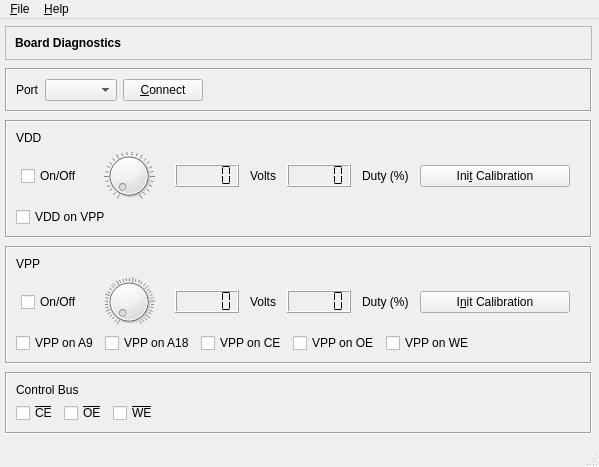
Before: the Qt Designer form software/usbflashprog/diag/diagwindow.ui in robsonsmartins/usbflashprog, drawn with Qt 5.
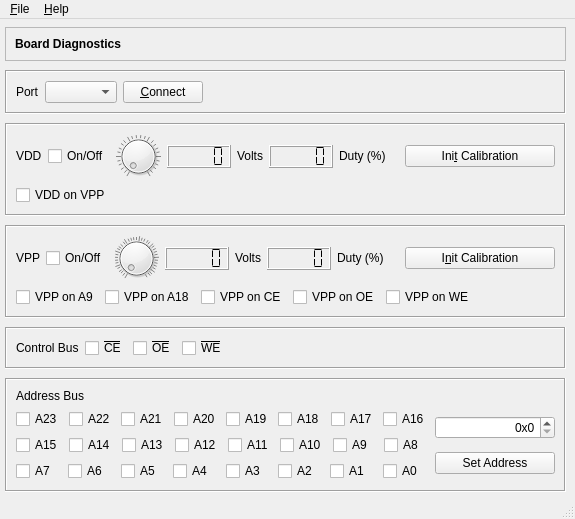
After: the same form once the commit is applied. Icons and pictures are not drawn.

Commit message: Rev.F. Update GUI

Diff of the .ui file:
```diff
--- a/software/usbflashprog/diag/diagwindow.ui
+++ b/software/usbflashprog/diag/diagwindow.ui
@@ -6,8 +6,8 @@
    <rect>
     <x>0</x>
     <y>0</y>
-    <width>599</width>
-    <height>467</height>
+    <width>575</width>
+    <height>519</height>
    </rect>
   </property>
   <property name="windowTitle">
@@ -23,8 +23,8 @@
      <rect>
       <x>5</x>
       <y>5</y>
-      <width>587</width>
-      <height>416</height>
+      <width>561</width>
+      <height>471</height>
      </rect>
     </property>
     <layout class="QVBoxLayout" name="verticalLayout_3">
@@ -135,22 +135,24 @@
         <item>
          <layout class="QVBoxLayout" name="verticalLayout">
           <item>
-           <layout class="QHBoxLayout" name="horizontalLayout_3">
+           <layout class="QHBoxLayout" name="horizontalLayoutVdd">
             <item>
              <widget class="QLabel" name="labelVdd">
+              <property name="sizePolicy">
+               <sizepolicy hsizetype="Minimum" vsizetype="Fixed">
+                <horstretch>0</horstretch>
+                <verstretch>0</verstretch>
+               </sizepolicy>
+              </property>
               <property name="text">
                <string>VDD</string>
               </property>
              </widget>
             </item>
-           </layout>
-          </item>
-          <item>
-           <layout class="QHBoxLayout" name="horizontalLayoutVdd">
             <item>
              <widget class="QCheckBox" name="checkBoxVddCtrl">
               <property name="sizePolicy">
-               <sizepolicy hsizetype="Fixed" vsizetype="Fixed">
+               <sizepolicy hsizetype="Minimum" vsizetype="Fixed">
                 <horstretch>0</horstretch>
                 <verstretch>0</verstretch>
                </sizepolicy>
@@ -163,15 +165,15 @@
             <item>
              <widget class="QDial" name="dialVdd">
               <property name="sizePolicy">
-               <sizepolicy hsizetype="Fixed" vsizetype="Preferred">
+               <sizepolicy hsizetype="Fixed" vsizetype="Fixed">
                 <horstretch>0</horstretch>
                 <verstretch>0</verstretch>
                </sizepolicy>
               </property>
               <property name="maximumSize">
                <size>
-                <width>70</width>
-                <height>16777215</height>
+                <width>45</width>
+                <height>45</height>
                </size>
               </property>
               <property name="maximum">
@@ -209,7 +211,7 @@
             <item>
              <widget class="QLCDNumber" name="lcdNumberVdd">
               <property name="sizePolicy">
-               <sizepolicy hsizetype="Fixed" vsizetype="Fixed">
+               <sizepolicy hsizetype="Minimum" vsizetype="Fixed">
                 <horstretch>0</horstretch>
                 <verstretch>0</verstretch>
                </sizepolicy>
@@ -228,7 +230,7 @@
             <item>
              <widget class="QLabel" name="labelVddVolts">
               <property name="sizePolicy">
-               <sizepolicy hsizetype="Fixed" vsizetype="Preferred">
+               <sizepolicy hsizetype="Minimum" vsizetype="Fixed">
                 <horstretch>0</horstretch>
                 <verstretch>0</verstretch>
                </sizepolicy>
@@ -241,7 +243,7 @@
             <item>
              <widget class="QLCDNumber" name="lcdNumberVddDuty">
               <property name="sizePolicy">
-               <sizepolicy hsizetype="Fixed" vsizetype="Fixed">
+               <sizepolicy hsizetype="Minimum" vsizetype="Fixed">
                 <horstretch>0</horstretch>
                 <verstretch>0</verstretch>
                </sizepolicy>
@@ -254,7 +256,7 @@
             <item>
              <widget class="QLabel" name="labelVddDuty">
               <property name="sizePolicy">
-               <sizepolicy hsizetype="Fixed" vsizetype="Preferred">
+               <sizepolicy hsizetype="Minimum" vsizetype="Fixed">
                 <horstretch>0</horstretch>
                 <verstretch>0</verstretch>
                </sizepolicy>
@@ -264,6 +266,19 @@
               </property>
              </widget>
             </item>
+            <item>
+             <spacer name="horizontalSpacer_2">
+              <property name="orientation">
+               <enum>Qt::Horizontal</enum>
+              </property>
+              <property name="sizeHint" stdset="0">
+               <size>
+                <width>40</width>
+                <height>20</height>
+               </size>
+              </property>
+             </spacer>
+            </item>
             <item>
              <widget class="QPushButton" name="pushButtonVddInitCal">
               <property name="sizePolicy">
@@ -336,22 +351,24 @@
         <item>
          <layout class="QVBoxLayout" name="verticalLayout_2">
           <item>
-           <layout class="QHBoxLayout" name="horizontalLayout_2">
+           <layout class="QHBoxLayout" name="horizontalLayoutVpp">
             <item>
              <widget class="QLabel" name="labelVpp">
+              <property name="sizePolicy">
+               <sizepolicy hsizetype="Minimum" vsizetype="Fixed">
+                <horstretch>0</horstretch>
+                <verstretch>0</verstretch>
+               </sizepolicy>
+              </property>
               <property name="text">
                <string>VPP</string>
               </property>
              </widget>
             </item>
-           </layout>
-          </item>
-          <item>
-           <layout class="QHBoxLayout" name="horizontalLayoutVpp">
             <item>
              <widget class="QCheckBox" name="checkBoxVppCtrl">
               <property name="sizePolicy">
-               <sizepolicy hsizetype="Fixed" vsizetype="Fixed">
+               <sizepolicy hsizetype="Minimum" vsizetype="Fixed">
                 <horstretch>0</horstretch>
                 <verstretch>0</verstretch>
                </sizepolicy>
@@ -364,15 +381,15 @@
             <item>
              <widget class="QDial" name="dialVpp">
               <property name="sizePolicy">
-               <sizepolicy hsizetype="Fixed" vsizetype="Preferred">
+               <sizepolicy hsizetype="Fixed" vsizetype="Fixed">
                 <horstretch>0</horstretch>
                 <verstretch>0</verstretch>
                </sizepolicy>
               </property>
               <property name="maximumSize">
                <size>
-                <width>70</width>
-                <height>16777215</height>
+                <width>45</width>
+                <height>45</height>
                </size>
               </property>
               <property name="maximum">
@@ -407,7 +424,7 @@
             <item>
              <widget class="QLCDNumber" name="lcdNumberVpp">
               <property name="sizePolicy">
-               <sizepolicy hsizetype="Fixed" vsizetype="Fixed">
+               <sizepolicy hsizetype="Minimum" vsizetype="Fixed">
                 <horstretch>0</horstretch>
                 <verstretch>0</verstretch>
                </sizepolicy>
@@ -420,7 +437,7 @@
             <item>
              <widget class="QLabel" name="labelVppVolts">
               <property name="sizePolicy">
-               <sizepolicy hsizetype="Fixed" vsizetype="Preferred">
+               <sizepolicy hsizetype="Minimum" vsizetype="Fixed">
                 <horstretch>0</horstretch>
                 <verstretch>0</verstretch>
                </sizepolicy>
@@ -433,7 +450,7 @@
             <item>
              <widget class="QLCDNumber" name="lcdNumberVppDuty">
               <property name="sizePolicy">
-               <sizepolicy hsizetype="Fixed" vsizetype="Fixed">
+               <sizepolicy hsizetype="Minimum" vsizetype="Fixed">
                 <horstretch>0</horstretch>
                 <verstretch>0</verstretch>
                </sizepolicy>
@@ -446,7 +463,7 @@
             <item>
              <widget class="QLabel" name="labelVppDuty">
               <property name="sizePolicy">
-               <sizepolicy hsizetype="Fixed" vsizetype="Preferred">
+               <sizepolicy hsizetype="Minimum" vsizetype="Fixed">
                 <horstretch>0</horstretch>
                 <verstretch>0</verstretch>
                </sizepolicy>
@@ -456,6 +473,19 @@
               </property>
              </widget>
             </item>
+            <item>
+             <spacer name="horizontalSpacer">
+              <property name="orientation">
+               <enum>Qt::Horizontal</enum>
+              </property>
+              <property name="sizeHint" stdset="0">
+               <size>
+                <width>40</width>
+                <height>20</height>
+               </size>
+              </property>
+             </spacer>
+            </item>
             <item>
              <widget class="QPushButton" name="pushButtonVppInitCal">
               <property name="sizePolicy">
@@ -551,15 +581,21 @@
        <layout class="QVBoxLayout" name="verticalLayout_5">
         <item>
          <layout class="QVBoxLayout" name="verticalLayout_4">
-          <item>
-           <widget class="QLabel" name="labelBusCtrl">
-            <property name="text">
-             <string>Control Bus</string>
-            </property>
-           </widget>
-          </item>
           <item>
            <layout class="QHBoxLayout" name="horizontalLayout_8">
+            <item>
+             <widget class="QLabel" name="labelBusCtrl">
+              <property name="sizePolicy">
+               <sizepolicy hsizetype="Minimum" vsizetype="Fixed">
+                <horstretch>0</horstretch>
+                <verstretch>0</verstretch>
+               </sizepolicy>
+              </property>
+              <property name="text">
+               <string>Control Bus</string>
+              </property>
+             </widget>
+            </item>
             <item>
              <widget class="QCheckBox" name="checkBoxCE">
               <property name="styleSheet">
@@ -610,6 +646,461 @@
        </layout>
       </widget>
      </item>
+     <item>
+      <widget class="QFrame" name="frameBusAddr">
+       <property name="sizePolicy">
+        <sizepolicy hsizetype="Preferred" vsizetype="Fixed">
+         <horstretch>0</horstretch>
+         <verstretch>0</verstretch>
+        </sizepolicy>
+       </property>
+       <property name="frameShape">
+        <enum>QFrame::Box</enum>
+       </property>
+       <property name="frameShadow">
+        <enum>QFrame::Sunken</enum>
+       </property>
+       <layout class="QHBoxLayout" name="horizontalLayout_11">
+        <item>
+         <layout class="QVBoxLayout" name="verticalLayout_8">
+          <item>
+           <widget class="QLabel" name="labelBusAddr">
+            <property name="sizePolicy">
+             <sizepolicy hsizetype="Minimum" vsizetype="Fixed">
+              <horstretch>0</horstretch>
+              <verstretch>0</verstretch>
+             </sizepolicy>
+            </property>
+            <property name="text">
+             <string>Address Bus</string>
+            </property>
+           </widget>
+          </item>
+          <item>
+           <layout class="QHBoxLayout" name="horizontalLayout_10">
+            <item>
+             <layout class="QVBoxLayout" name="verticalLayout_6">
+              <item>
+               <layout class="QHBoxLayout" name="horizontalLayout_2">
+                <item>
+                 <widget class="QCheckBox" name="checkBoxA23">
+                  <property name="sizePolicy">
+                   <sizepolicy hsizetype="Minimum" vsizetype="Fixed">
+                    <horstretch>0</horstretch>
+                    <verstretch>0</verstretch>
+                   </sizepolicy>
+                  </property>
+                  <property name="text">
+                   <string>A23</string>
+                  </property>
+                 </widget>
+                </item>
+                <item>
+                 <widget class="QCheckBox" name="checkBoxA22">
+                  <property name="sizePolicy">
+                   <sizepolicy hsizetype="Minimum" vsizetype="Fixed">
+                    <horstretch>0</horstretch>
+                    <verstretch>0</verstretch>
+                   </sizepolicy>
+                  </property>
+                  <property name="text">
+                   <string>A22</string>
+                  </property>
+                 </widget>
+                </item>
+                <item>
+                 <widget class="QCheckBox" name="checkBoxA21">
+                  <property name="sizePolicy">
+                   <sizepolicy hsizetype="Minimum" vsizetype="Fixed">
+                    <horstretch>0</horstretch>
+                    <verstretch>0</verstretch>
+                   </sizepolicy>
+                  </property>
+                  <property name="text">
+                   <string>A21</string>
+                  </property>
+                 </widget>
+                </item>
+                <item>
+                 <widget class="QCheckBox" name="checkBoxA20">
+                  <property name="sizePolicy">
+                   <sizepolicy hsizetype="Minimum" vsizetype="Fixed">
+                    <horstretch>0</horstretch>
+                    <verstretch>0</verstretch>
+                   </sizepolicy>
+                  </property>
+                  <property name="text">
+                   <string>A20</string>
+                  </property>
+                 </widget>
+                </item>
+                <item>
+                 <widget class="QCheckBox" name="checkBoxA19">
+                  <property name="sizePolicy">
+                   <sizepolicy hsizetype="Minimum" vsizetype="Fixed">
+                    <horstretch>0</horstretch>
+                    <verstretch>0</verstretch>
+                   </sizepolicy>
+                  </property>
+                  <property name="text">
+                   <string>A19</string>
+                  </property>
+                 </widget>
+                </item>
+                <item>
+                 <widget class="QCheckBox" name="checkBoxA18">
+                  <property name="sizePolicy">
+                   <sizepolicy hsizetype="Minimum" vsizetype="Fixed">
+                    <horstretch>0</horstretch>
+                    <verstretch>0</verstretch>
+                   </sizepolicy>
+                  </property>
+                  <property name="text">
+                   <string>A18</string>
+                  </property>
+                 </widget>
+                </item>
+                <item>
+                 <widget class="QCheckBox" name="checkBoxA17">
+                  <property name="sizePolicy">
+                   <sizepolicy hsizetype="Minimum" vsizetype="Fixed">
+                    <horstretch>0</horstretch>
+                    <verstretch>0</verstretch>
+                   </sizepolicy>
+                  </property>
+                  <property name="text">
+                   <string>A17</string>
+                  </property>
+                 </widget>
+                </item>
+                <item>
+                 <widget class="QCheckBox" name="checkBoxA16">
+                  <property name="sizePolicy">
+                   <sizepolicy hsizetype="Minimum" vsizetype="Fixed">
+                    <horstretch>0</horstretch>
+                    <verstretch>0</verstretch>
+                   </sizepolicy>
+                  </property>
+                  <property name="text">
+                   <string>A16</string>
+                  </property>
+                 </widget>
+                </item>
+               </layout>
+              </item>
+              <item>
+               <layout class="QHBoxLayout" name="horizontalLayout_3">
+                <item>
+                 <widget class="QCheckBox" name="checkBoxA15">
+                  <property name="sizePolicy">
+                   <sizepolicy hsizetype="Minimum" vsizetype="Fixed">
+                    <horstretch>0</horstretch>
+                    <verstretch>0</verstretch>
+                   </sizepolicy>
+                  </property>
+                  <property name="text">
+                   <string>A15</string>
+                  </property>
+                 </widget>
+                </item>
+                <item>
+                 <widget class="QCheckBox" name="checkBoxA14">
+                  <property name="sizePolicy">
+                   <sizepolicy hsizetype="Minimum" vsizetype="Fixed">
+                    <horstretch>0</horstretch>
+                    <verstretch>0</verstretch>
+                   </sizepolicy>
+                  </property>
+                  <property name="text">
+                   <string>A14</string>
+                  </property>
+                 </widget>
+                </item>
+                <item>
+                 <widget class="QCheckBox" name="checkBoxA13">
+                  <property name="sizePolicy">
+                   <sizepolicy hsizetype="Minimum" vsizetype="Fixed">
+                    <horstretch>0</horstretch>
+                    <verstretch>0</verstretch>
+                   </sizepolicy>
+                  </property>
+                  <property name="text">
+                   <string>A13</string>
+                  </property>
+                 </widget>
+                </item>
+                <item>
+                 <widget class="QCheckBox" name="checkBoxA12">
+                  <property name="sizePolicy">
+                   <sizepolicy hsizetype="Minimum" vsizetype="Fixed">
+                    <horstretch>0</horstretch>
+                    <verstretch>0</verstretch>
+                   </sizepolicy>
+                  </property>
+                  <property name="text">
+                   <string>A12</string>
+                  </property>
+                 </widget>
+                </item>
+                <item>
+                 <widget class="QCheckBox" name="checkBoxA11">
+                  <property name="sizePolicy">
+                   <sizepolicy hsizetype="Minimum" vsizetype="Fixed">
+                    <horstretch>0</horstretch>
+                    <verstretch>0</verstretch>
+                   </sizepolicy>
+                  </property>
+                  <property name="text">
+                   <string>A11</string>
+                  </property>
+                 </widget>
+                </item>
+                <item>
+                 <widget class="QCheckBox" name="checkBoxA10">
+                  <property name="sizePolicy">
+                   <sizepolicy hsizetype="Minimum" vsizetype="Fixed">
+                    <horstretch>0</horstretch>
+                    <verstretch>0</verstretch>
+                   </sizepolicy>
+                  </property>
+                  <property name="text">
+                   <string>A10</string>
+                  </property>
+                 </widget>
+                </item>
+                <item>
+                 <widget class="QCheckBox" name="checkBoxA9">
+                  <property name="sizePolicy">
+                   <sizepolicy hsizetype="Minimum" vsizetype="Fixed">
+                    <horstretch>0</horstretch>
+                    <verstretch>0</verstretch>
+                   </sizepolicy>
+                  </property>
+                  <property name="text">
+                   <string>A9</string>
+                  </property>
+                 </widget>
+                </item>
+                <item>
+                 <widget class="QCheckBox" name="checkBoxA8">
+                  <property name="sizePolicy">
+                   <sizepolicy hsizetype="Minimum" vsizetype="Fixed">
+                    <horstretch>0</horstretch>
+                    <verstretch>0</verstretch>
+                   </sizepolicy>
+                  </property>
+                  <property name="text">
+                   <string>A8</string>
+                  </property>
+                 </widget>
+                </item>
+               </layout>
+              </item>
+              <item>
+               <layout class="QHBoxLayout" name="horizontalLayout_9">
+                <item>
+                 <widget class="QCheckBox" name="checkBoxA7">
+                  <property name="sizePolicy">
+                   <sizepolicy hsizetype="Minimum" vsizetype="Fixed">
+                    <horstretch>0</horstretch>
+                    <verstretch>0</verstretch>
+                   </sizepolicy>
+                  </property>
+                  <property name="text">
+                   <string>A7</string>
+                  </property>
+                 </widget>
+                </item>
+                <item>
+                 <widget class="QCheckBox" name="checkBoxA6">
+                  <property name="sizePolicy">
+                   <sizepolicy hsizetype="Minimum" vsizetype="Fixed">
+                    <horstretch>0</horstretch>
+                    <verstretch>0</verstretch>
+                   </sizepolicy>
+                  </property>
+                  <property name="text">
+                   <string>A6</string>
+                  </property>
+                 </widget>
+                </item>
+                <item>
+                 <widget class="QCheckBox" name="checkBoxA5">
+                  <property name="sizePolicy">
+                   <sizepolicy hsizetype="Minimum" vsizetype="Fixed">
+                    <horstretch>0</horstretch>
+                    <verstretch>0</verstretch>
+                   </sizepolicy>
+                  </property>
+                  <property name="text">
+                   <string>A5</string>
+                  </property>
+                 </widget>
+                </item>
+                <item>
+                 <widget class="QCheckBox" name="checkBoxA4">
+                  <property name="sizePolicy">
+                   <sizepolicy hsizetype="Minimum" vsizetype="Fixed">
+                    <horstretch>0</horstretch>
+                    <verstretch>0</verstretch>
+                   </sizepolicy>
+                  </property>
+                  <property name="text">
+                   <string>A4</string>
+                  </property>
+                 </widget>
+                </item>
+                <item>
+                 <widget class="QCheckBox" name="checkBoxA3">
+                  <property name="sizePolicy">
+                   <sizepolicy hsizetype="Minimum" vsizetype="Fixed">
+                    <horstretch>0</horstretch>
+                    <verstretch>0</verstretch>
+                   </sizepolicy>
+                  </property>
+                  <property name="text">
+                   <string>A3</string>
+                  </property>
+                 </widget>
+                </item>
+                <item>
+                 <widget class="QCheckBox" name="checkBoxA2">
+                  <property name="sizePolicy">
+                   <sizepolicy hsizetype="Minimum" vsizetype="Fixed">
+                    <horstretch>0</horstretch>
+                    <verstretch>0</verstretch>
+                   </sizepolicy>
+                  </property>
+                  <property name="text">
+                   <string>A2</string>
+                  </property>
+                 </widget>
+                </item>
+                <item>
+                 <widget class="QCheckBox" name="checkBoxA1">
+                  <property name="sizePolicy">
+                   <sizepolicy hsizetype="Minimum" vsizetype="Fixed">
+                    <horstretch>0</horstretch>
+                    <verstretch>0</verstretch>
+                   </sizepolicy>
+                  </property>
+                  <property name="text">
+                   <string>A1</string>
+                  </property>
+                 </widget>
+                </item>
+                <item>
+                 <widget class="QCheckBox" name="checkBoxA0">
+                  <property name="sizePolicy">
+                   <sizepolicy hsizetype="Minimum" vsizetype="Fixed">
+                    <horstretch>0</horstretch>
+                    <verstretch>0</verstretch>
+                   </sizepolicy>
+                  </property>
+                  <property name="text">
+                   <string>A0</string>
+                  </property>
+                 </widget>
+                </item>
+               </layout>
+              </item>
+             </layout>
+            </item>
+            <item>
+             <spacer name="horizontalSpacer_6">
+              <property name="orientation">
+               <enum>Qt::Horizontal</enum>
+              </property>
+              <property name="sizeHint" stdset="0">
+               <size>
+                <width>40</width>
+                <height>20</height>
+               </size>
+              </property>
+             </spacer>
+            </item>
+            <item>
+             <layout class="QVBoxLayout" name="verticalLayout_7">
+              <item>
+               <widget class="QSpinBox" name="spinBoxAddr">
+                <property name="sizePolicy">
+                 <sizepolicy hsizetype="Fixed" vsizetype="Fixed">
+                  <horstretch>0</horstretch>
+                  <verstretch>0</verstretch>
+                 </sizepolicy>
+                </property>
+                <property name="minimumSize">
+                 <size>
+                  <width>120</width>
+                  <height>0</height>
+                 </size>
+                </property>
+                <property name="wrapping">
+                 <bool>false</bool>
+                </property>
+                <property name="frame">
+                 <bool>true</bool>
+                </property>
+                <property name="alignment">
+                 <set>Qt::AlignRight|Qt::AlignTrailing|Qt::AlignVCenter</set>
+                </property>
+                <property name="buttonSymbols">
+                 <enum>QAbstractSpinBox::UpDownArrows</enum>
+                </property>
+                <property name="specialValueText">
+                 <string/>
+                </property>
+                <property name="showGroupSeparator" stdset="0">
+                 <bool>false</bool>
+                </property>
+                <property name="suffix">
+                 <string/>
+                </property>
+                <property name="prefix">
+                 <string>0x</string>
+                </property>
+                <property name="maximum">
+                 <number>16777215</number>
+                </property>
+                <property name="stepType">
+                 <enum>QAbstractSpinBox::DefaultStepType</enum>
+                </property>
+                <property name="value">
+                 <number>0</number>
+                </property>
+                <property name="displayIntegerBase">
+                 <number>16</number>
+                </property>
+               </widget>
+              </item>
+              <item>
+               <widget class="QPushButton" name="pushButtonAddr">
+                <property name="sizePolicy">
+                 <sizepolicy hsizetype="Fixed" vsizetype="Fixed">
+                  <horstretch>0</horstretch>
+                  <verstretch>0</verstretch>
+                 </sizepolicy>
+                </property>
+                <property name="minimumSize">
+                 <size>
+                  <width>120</width>
+                  <height>0</height>
+                 </size>
+                </property>
+                <property name="text">
+                 <string>Set Address</string>
+                </property>
+               </widget>
+              </item>
+             </layout>
+            </item>
+           </layout>
+          </item>
+         </layout>
+        </item>
+       </layout>
+      </widget>
+     </item>
     </layout>
    </widget>
   </widget>
@@ -618,7 +1109,7 @@
     <rect>
      <x>0</x>
      <y>0</y>
-     <width>599</width>
+     <width>575</width>
      <height>21</height>
     </rect>
    </property>
```
The commit also changes 1 other file.
